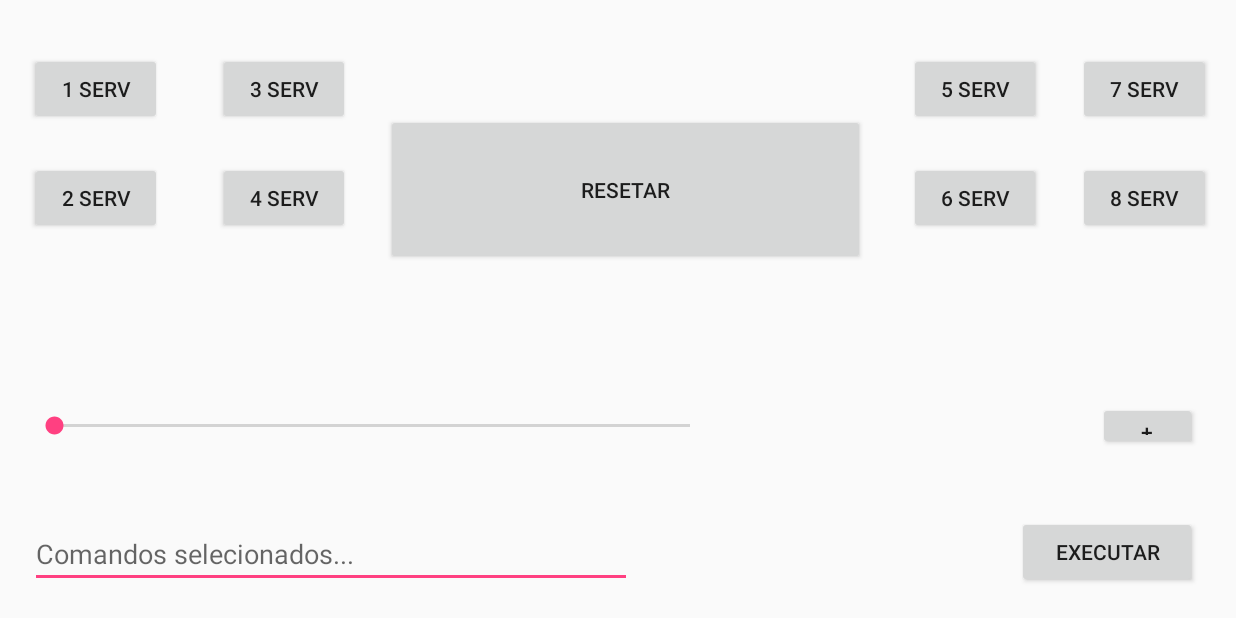
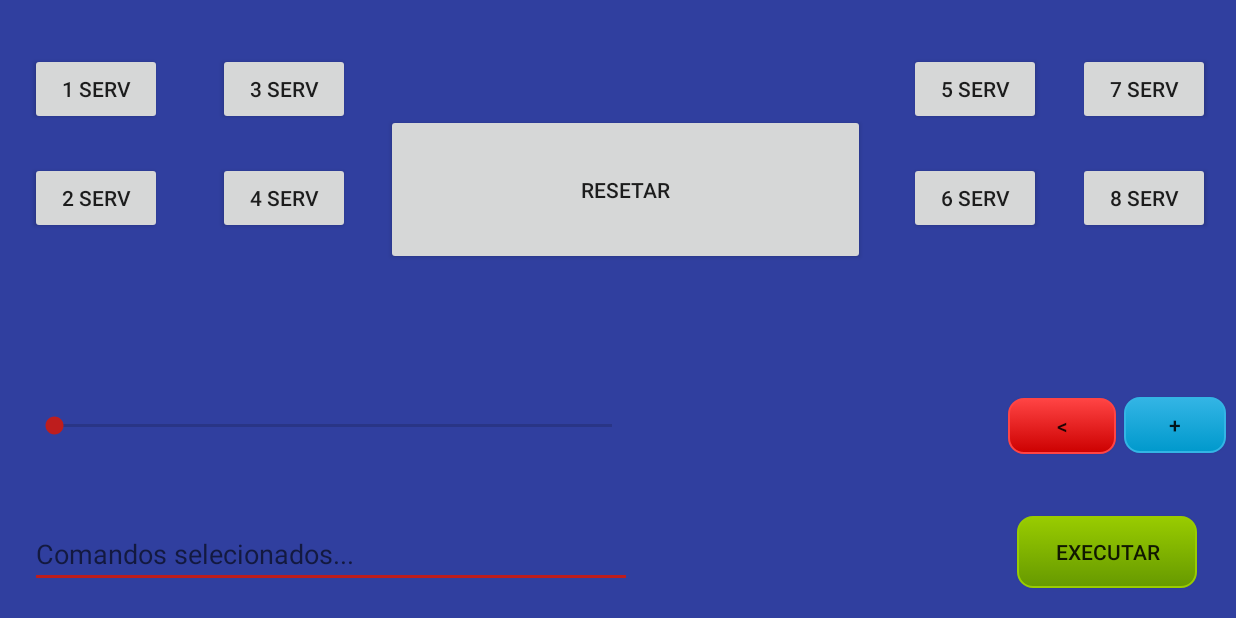
Before and after one commit to naeliofreires/android-bluetooth-arduino, an Android app: the CustomControlActivity screen opened directly, with no data from a screen before it, on a phone screen of 824 x 412 dp (held sideways). Run offline under Robolectric (Android 15) with nearby library versions, the phone set to English and light mode, and no system bars; our stand-ins replace ButterKnife.

Commit message:
add Butter Knife nas funções e adaptando envio dos comandos para o atual código da aranha que esta realizando o swtich do controle de acordo com os comandos recebidos

```diff
--- a/app/src/main/java/com/br/ufc/bluetooth_android_arduino/constants/Constants.java
+++ b/app/src/main/java/com/br/ufc/bluetooth_android_arduino/constants/Constants.java
@@ -3,6 +3,7 @@ package com.br.ufc.bluetooth_android_arduino.constants;
 public final class Constants {
 
     public static String EMPTY = "";
+    public static String LOW_LEVEL = "0";
     public static String HIGH_LEVEL = "1";
     public static int ENABLE_BLUETOOTH = 1;
     public static int SELECT_PAIRED_DEVICE = 2;
--- a/app/src/main/res/layout/activity_controle_personalizado.xml
+++ b/app/src/main/res/layout/activity_controle_personalizado.xml
@@ -3,6 +3,7 @@
     xmlns:tools="http://schemas.android.com/tools"
     android:layout_width="match_parent"
     android:layout_height="match_parent"
+    android:background="@color/colorPrimaryDark"
     tools:context=".activitys.controles.CustomControlActivity">
 
 
@@ -16,7 +17,7 @@
         android:layout_marginLeft="20dp"
         android:layout_marginStart="20dp"
         android:layout_marginTop="35dp"
-        android:text="1 Serv" />
+        android:text="@string/_1_serv" />
 
     <Button
         android:id="@+id/btnServe2"
@@ -26,7 +27,7 @@
         android:layout_alignParentTop="true"
         android:layout_alignStart="@+id/btnServe1"
         android:layout_marginTop="108dp"
-        android:text="2 Serv" />
+        android:text="@string/_2_serv" />
 
     <Button
         android:id="@+id/btnServe3"
@@ -35,7 +36,7 @@
         android:layout_alignLeft="@+id/btnServe4"
         android:layout_alignStart="@+id/btnServe4"
         android:layout_alignTop="@+id/btnServe1"
-        android:text="3 Serv" />
+        android:text="@string/_3_serv" />
 
     <Button
         android:id="@+id/btnServe4"
@@ -46,7 +47,7 @@
         android:layout_alignTop="@+id/btnServe2"
         android:layout_marginLeft="145dp"
         android:layout_marginStart="145dp"
-        android:text="4 Serv" />
+        android:text="@string/_4_serv" />
 
     <Button
         android:id="@+id/btnServe7"
@@ -55,7 +56,7 @@
         android:layout_alignLeft="@+id/btnServe8"
         android:layout_alignStart="@+id/btnServe8"
         android:layout_alignTop="@+id/btnServe1"
-        android:text="7 Serv" />
+        android:text="@string/_7_serv" />
 
     <Button
         android:id="@+id/btnServe8"
@@ -66,7 +67,7 @@
         android:layout_alignTop="@+id/btnServe2"
         android:layout_marginEnd="17dp"
         android:layout_marginRight="17dp"
-        android:text="8 Serv" />
+        android:text="@string/_8_serv" />
 
     <Button
         android:id="@+id/btnServe6"
@@ -77,7 +78,7 @@
         android:layout_alignTop="@+id/btnServe2"
         android:layout_marginEnd="130dp"
         android:layout_marginRight="130dp"
-        android:text="6 Serv" />
+        android:text="@string/_6_serv" />
 
     <Button
         android:id="@+id/btnServe5"
@@ -86,24 +87,25 @@
         android:layout_alignLeft="@+id/btnServe6"
         android:layout_alignStart="@+id/btnServe6"
         android:layout_alignTop="@+id/btnServe1"
-        android:text="5 Serv" />
+        android:text="@string/_5_serv" />
 
     <EditText
         android:id="@+id/edTxtComandos"
         android:layout_width="401dp"
         android:layout_height="wrap_content"
+        android:layout_alignParentStart="true"
+        android:layout_alignParentLeft="true"
         android:layout_alignParentBottom="true"
-        android:layout_alignParentLeft="true"
-        android:layout_alignParentStart="true"
+        android:layout_marginStart="20dp"
+        android:layout_marginLeft="20dp"
+        android:layout_marginTop="20dp"
+        android:layout_marginEnd="20dp"
+        android:layout_marginRight="20dp"
         android:layout_marginBottom="20dp"
-        android:layout_marginEnd="20dp"
-        android:layout_marginLeft="20dp"
-        android:layout_marginRight="20dp"
-        android:layout_marginStart="20dp"
-        android:layout_marginTop="20dp"
         android:ems="10"
         android:hint="@string/comandos_selecionados"
-        android:inputType="textPersonName" />
+        android:inputType="textPersonName"
+        android:textColor="@android:color/white" />
 
     <Button
         android:id="@+id/btnRun"
@@ -114,25 +116,29 @@
         android:layout_alignParentRight="true"
         android:layout_marginEnd="26dp"
         android:layout_marginRight="26dp"
+        android:background="@drawable/button_run"
         android:text="@string/executar" />
 
     <Button
         android:id="@+id/buttonAdd"
-        android:layout_width="66dp"
-        android:layout_height="32dp"
+        android:layout_width="68dp"
+        android:layout_height="37dp"
         android:layout_alignEnd="@+id/btnRun"
+        android:layout_alignRight="@+id/btnRun"
         android:layout_alignParentBottom="true"
-        android:layout_alignRight="@+id/btnRun"
-        android:layout_marginBottom="112dp"
+        android:layout_marginEnd="-19dp"
+        android:layout_marginRight="-19dp"
+        android:layout_marginBottom="110dp"
+        android:background="@drawable/button_wave"
         android:text="+" />
 
     <SeekBar
         android:id="@+id/seekBarGraus"
-        android:layout_width="456dp"
+        android:layout_width="404dp"
         android:layout_height="wrap_content"
+        android:layout_alignStart="@+id/btnServe1"
         android:layout_alignLeft="@+id/btnServe1"
         android:layout_alignParentBottom="true"
-        android:layout_alignStart="@+id/btnServe1"
         android:layout_marginBottom="119dp" />
 
     <TextView
@@ -159,5 +165,18 @@
         android:layout_marginBottom="235dp"
         android:text="@string/resetar" />
 
+    <Button
+        android:id="@+id/btnDelete"
+        android:layout_width="72dp"
+        android:layout_height="37dp"
+        android:layout_above="@+id/buttonAdd"
+        android:layout_alignStart="@+id/btnServe6"
+        android:layout_alignLeft="@+id/btnServe6"
+        android:layout_marginStart="66dp"
+        android:layout_marginLeft="66dp"
+        android:layout_marginBottom="-38dp"
+        android:background="@drawable/button_off"
+        android:text="@string/delete" />
+
 
 </RelativeLayout>
--- a/app/src/main/res/layout/activity_controlle_remoto.xml
+++ b/app/src/main/res/layout/activity_controlle_remoto.xml
@@ -44,7 +44,7 @@
         app:layout_constraintVertical_bias="0.425" />
 
     <Button
-        android:id="@+id/buttonDireita"
+        android:id="@+id/btnRight"
         android:layout_width="wrap_content"
         android:layout_height="wrap_content"
         android:layout_above="@+id/btnBack"
--- a/app/src/main/res/values/colors.xml
+++ b/app/src/main/res/values/colors.xml
@@ -2,5 +2,5 @@
 <resources>
     <color name="colorPrimary">#3F51B5</color>
     <color name="colorPrimaryDark">#303F9F</color>
-    <color name="colorAccent">#FF4081</color>
+    <color name="colorAccent">#be1d1d</color>
 </resources>
--- a/app/src/main/res/values/strings.xml
+++ b/app/src/main/res/values/strings.xml
@@ -22,4 +22,13 @@
     <string name="comandos_selecionados">Comandos selecionados...</string>
     <string name="executar">EXECUTAR</string>
     <string name="resetar">RESETAR</string>
+    <string name="_1_serv">1 Serv</string>
+    <string name="_2_serv">2 Serv</string>
+    <string name="_3_serv">3 Serv</string>
+    <string name="_4_serv">4 Serv</string>
+    <string name="_7_serv">7 Serv</string>
+    <string name="_8_serv">8 Serv</string>
+    <string name="_6_serv">6 Serv</string>
+    <string name="_5_serv">5 Serv</string>
+    <string name="delete"><![CDATA[<]]></string>
 </resources>
```
Also changed, not shown: app/src/main/java/com/br/ufc/bluetooth_android_arduino/activitys/controles/CustomControlActivity.java (+30 -12 lines), app/src/main/java/com/br/ufc/bluetooth_android_arduino/activitys/controles/RemoteControlActivity.java (+55 -25 lines).
